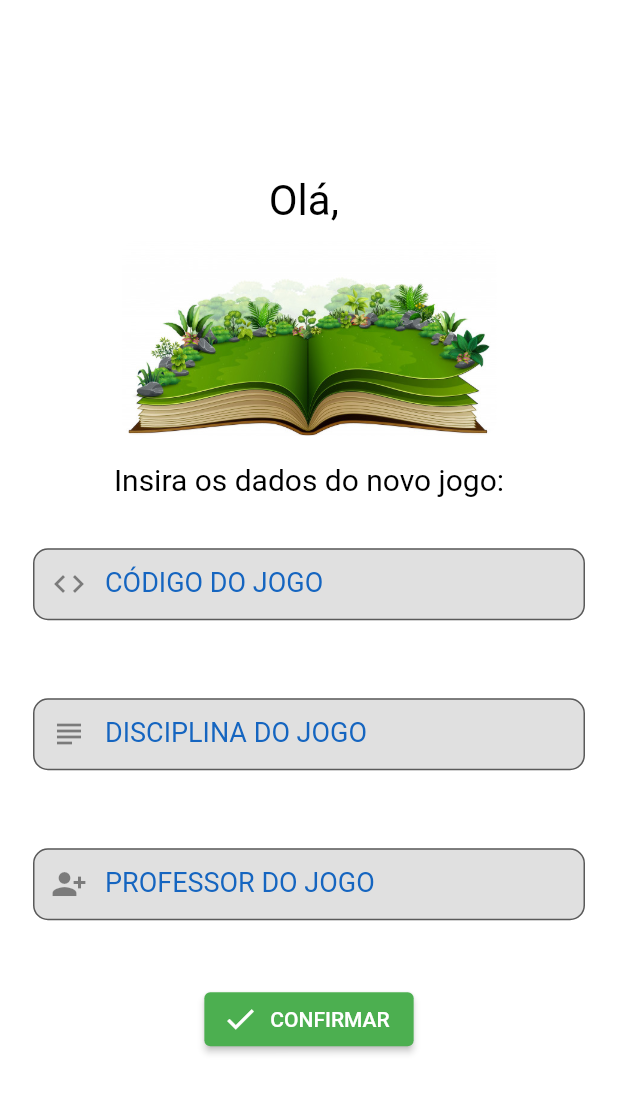
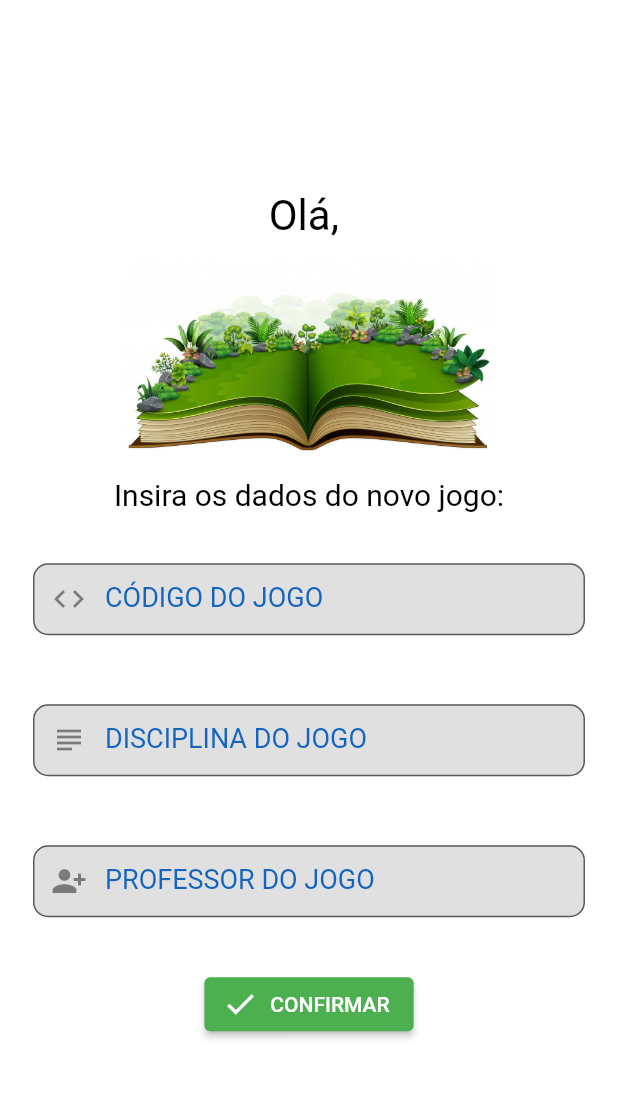
Before and after one commit to marcotuiio/FeijaoFlutter, a Flutter app: the CodigoJogo screen opened directly, on a phone screen of 412 x 824 dp. Shown: the top 1093 px of the screen. Run offline on Flutter 3.47's test engine with Material 2 defaults, Android fonts, the phone set to English and light mode, and no system bars; our stand-ins replace get; network calls fail.

Commit message:
Trying to work with local file and and another new game

```diff
--- a/meu_feijao/lib/pages/game_code.dart
+++ b/meu_feijao/lib/pages/game_code.dart
@@ -97,6 +97,7 @@ class _CodigoJogoState extends State<CodigoJogo> {
   Future<String> getFileContents() async {
     File file = File(await getFilePath());
     String contents = await file.readAsString();
+    json.encode(contents);
     print(contents);
     return contents;
   }
@@ -179,11 +180,11 @@ class _CodigoJogoState extends State<CodigoJogo> {
               ),
               const SizedBox(height: 12),
               textFiledViewCode(),
-              const SizedBox(height: 8),
+              const SizedBox(height: 2),
               textFiledViewMateria(),
-              const SizedBox(height: 8),
+              const SizedBox(height: 2),
               textFiledViewProf(),
-              const SizedBox(height: 20),
+              const SizedBox(height: 12),
               ElevatedButton.icon(
                 onPressed: () {
                   newGame(_code, _prof, _disc);
@@ -226,7 +227,7 @@ class _CodigoJogoState extends State<CodigoJogo> {
                       _disc,
                       style: const TextStyle(
                         fontSize: 15,
-                        color: Colors.black,
+                        color: Colors.red,
                       ),
                     ),
                     Text(
```
